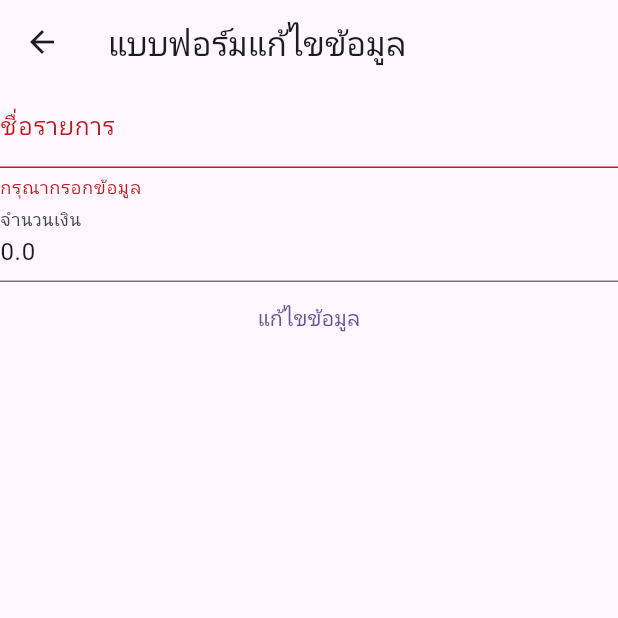
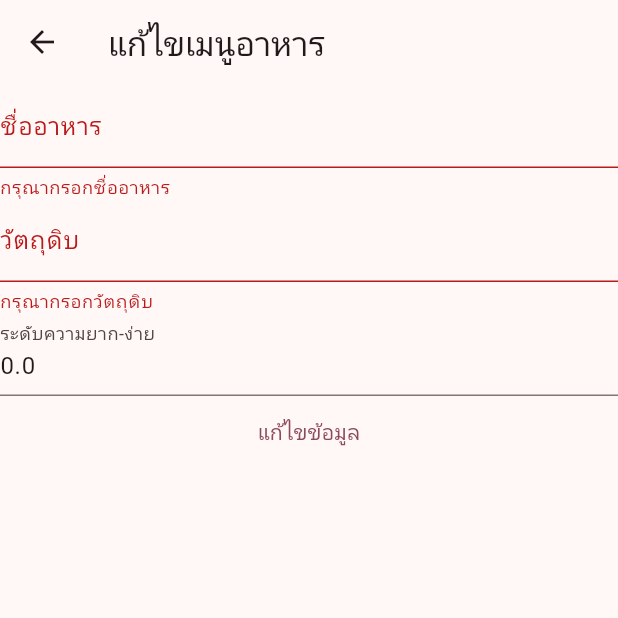
Before and after one commit to Bifern03/account-master, a Flutter app: the EditScreen screen opened directly with empty values, after a tap on "แก้ไขข้อมูล", on a phone screen of 412 x 824 dp, the top half of it. Run offline on Flutter 3.47's test engine with Material 3 defaults, Android fonts, the phone set to English and light mode, and no system bars; our stand-ins replace sembast.

Commit message:
initial commit

```diff
--- a/lib/main.dart
+++ b/lib/main.dart
@@ -23,7 +23,7 @@ class MyApp extends StatelessWidget {
       child: MaterialApp(
         title: 'Flutter Demo',
         theme: ThemeData(
-          colorScheme: ColorScheme.fromSeed(seedColor: Colors.deepPurple),
+          colorScheme: ColorScheme.fromSeed(seedColor: Colors.pinkAccent),
           useMaterial3: true,
         ),
         home: const MyHomePage(),
--- a/lib/screens/edit_screen.dart
+++ b/lib/screens/edit_screen.dart
@@ -19,16 +19,17 @@ class _EditScreenState extends State<EditScreen> {
   final formKey = GlobalKey<FormState>();
 
   final titleController = TextEditingController();
-
+  final ingredientsController = TextEditingController();
   final amountController = TextEditingController();
 
   @override
   Widget build(BuildContext context) {
     titleController.text = widget.statement.title;
+    ingredientsController.text = widget.statement.title;
     amountController.text = widget.statement.amount.toString();
     return Scaffold(
         appBar: AppBar(
-          title: const Text('แบบฟอร์มแก้ไขข้อมูล'),
+          title: const Text('แก้ไขเมนูอาหาร'),
         ),
         body: Form(
             key: formKey,
@@ -36,19 +37,31 @@ class _EditScreenState extends State<EditScreen> {
               children: [
                 TextFormField(
                   decoration: const InputDecoration(
-                    labelText: 'ชื่อรายการ',
+                    labelText: 'ชื่ออาหาร',
                   ),
                   autofocus: false,
                   controller: titleController,
                   validator: (String? str) {
                     if (str!.isEmpty) {
-                      return 'กรุณากรอกข้อมูล';
+                      return 'กรุณากรอกชื่ออาหาร';
                     }
                   },
                 ),
                 TextFormField(
                   decoration: const InputDecoration(
-                    labelText: 'จำนวนเงิน',
+                    labelText: 'วัตถุดิบ',
+                  ),
+                  autofocus: false,
+                  controller: ingredientsController,
+                  validator: (String? str) {
+                    if (str!.isEmpty) {
+                      return 'กรุณากรอกวัตถุดิบ';
+                    }
+              },
+            ),
+                TextFormField(
+                  decoration: const InputDecoration(
+                    labelText: 'ระดับความยาก-ง่าย',
                   ),
                   keyboardType: TextInputType.number,
                   controller: amountController,
@@ -73,7 +86,8 @@ class _EditScreenState extends State<EditScreen> {
                                   keyID: widget.statement.keyID,
                                   title: titleController.text,
                                   amount: double.parse(amountController.text),
-                                  date: DateTime.now()
+                                  date: DateTime.now(),
+                                  ingredients: ingredientsController.text,
                                   );
 
                               // add transaction data object to provider
```
Also changed, not shown: lib/screens/form_screen.dart (+4 -4 lines), lib/screens/home_screen.dart (+5 -8 lines).
